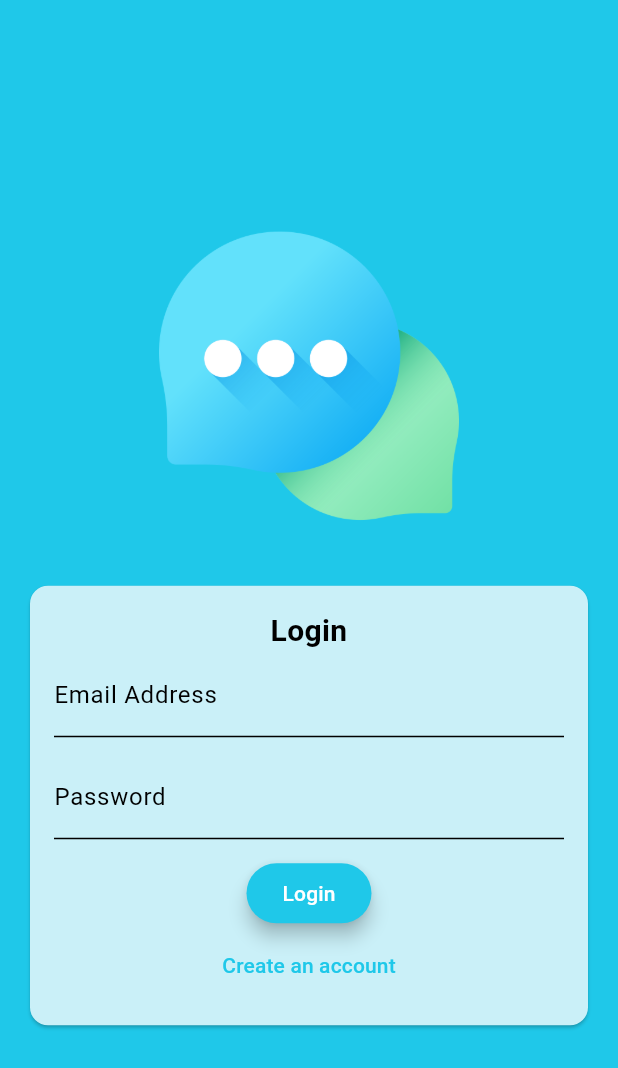
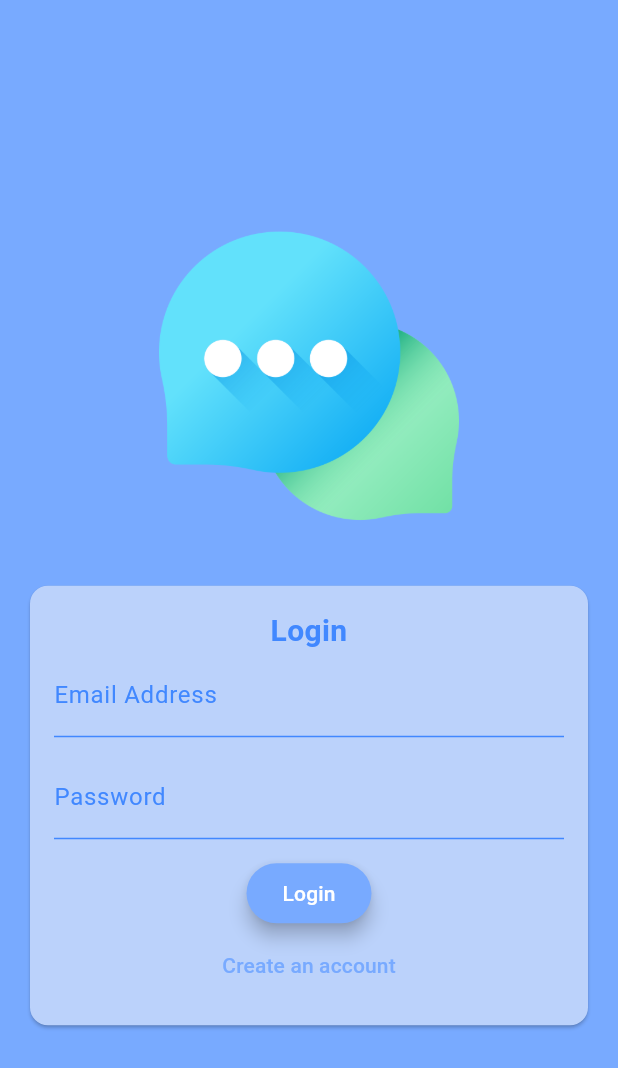
Before and after one commit to vohoangloc123/chat_app, a Flutter app: the screen it shows after launch, on a phone screen of 412 x 824 dp. Shown: the top 1068 px of the screen. Run offline on Flutter 3.47's test engine with Material 3 defaults, Android fonts, the phone set to English and light mode, and no system bars; our stand-ins replace cloud_firestore, firebase_auth, firebase_core, firebase_messaging, firebase_storage, image_picker; missing offline and left inert: firebase_app_check; accounts and stored records are empty.

Commit message:
Recolored all interfaces

```diff
--- a/lib/main.dart
+++ b/lib/main.dart
@@ -31,14 +31,14 @@ class MyApp extends StatelessWidget {
         colorScheme: ColorScheme(
           brightness: Brightness.light, // hoặc Brightness.dark
           primary: const Color.fromARGB(
-              255, 31, 200, 233), //Màu nền: Sử dụng màu primary.
+              255, 120, 170, 255), //Màu nền: Sử dụng màu primary.
           onPrimary: Colors.white, //Màu chữ: Sử dụng màu onPrimary.
-          secondary: const Color.fromARGB(255, 202, 240, 248),
+          secondary: const Color.fromARGB(255, 187, 210, 251),
           onSecondary: Colors.white,
           background: Colors.grey[200]!,
           onBackground: Colors.black,
           surface: const Color.fromARGB(255, 0, 119, 182),
-          onSurface: Colors.black,
+          onSurface: const Color.fromARGB(255, 65, 136, 255),
           error: Colors.red,
           onError: Colors.white,
         ),
--- a/lib/screens/auth.dart
+++ b/lib/screens/auth.dart
@@ -141,8 +141,16 @@ class _AuthScreenState extends State<AuthScreen> {
                               textAlign: TextAlign.center,
                             ),
                           TextFormField(
-                            decoration: const InputDecoration(
-                                labelText: 'Email Address'),
+                            decoration: InputDecoration(
+                              labelText: 'Email Address',
+                              enabledBorder: UnderlineInputBorder(
+                                borderSide: BorderSide(
+                                    color: Theme.of(context)
+                                        .colorScheme
+                                        .onSurface), // Màu của đường gạch dưới khi không focus
+                              ),
+                            ),
+
                             keyboardType:
                                 TextInputType.emailAddress, // email keyboard
                             autocorrect: false, // disable auto-correct
@@ -162,8 +170,15 @@ class _AuthScreenState extends State<AuthScreen> {
                           const SizedBox(height: 12),
                           if (!_isLogin)
                             TextFormField(
-                              decoration:
-                                  const InputDecoration(labelText: 'Username'),
+                              decoration: InputDecoration(
+                                labelText: 'Username',
+                                enabledBorder: UnderlineInputBorder(
+                                  borderSide: BorderSide(
+                                      color: Theme.of(context)
+                                          .colorScheme
+                                          .onSurface),
+                                ),
+                              ),
                               enableSuggestions: false,
                               autocorrect: false,
                               validator: (value) {
@@ -179,8 +194,15 @@ class _AuthScreenState extends State<AuthScreen> {
                               },
                             ),
                           TextFormField(
-                            decoration:
-                                const InputDecoration(labelText: 'Password'),
+                            decoration: InputDecoration(
+                              labelText: 'Password',
+                              enabledBorder: UnderlineInputBorder(
+                                borderSide: BorderSide(
+                                    color: Theme.of(context)
+                                        .colorScheme
+                                        .onSurface),
+                              ),
+                            ),
                             obscureText: true, // hide text,
                             validator: (value) {
                               if (value == null ||
--- a/lib/widgets/message_bubble.dart
+++ b/lib/widgets/message_bubble.dart
@@ -93,8 +93,8 @@ class MessageBubble extends StatelessWidget {
                   Container(
                     decoration: BoxDecoration(
                       color: isMe
-                          ? const Color.fromARGB(255, 173, 232, 244)
-                          : const Color.fromARGB(255, 0, 119, 182),
+                          ? const Color.fromARGB(255, 146, 187, 255)
+                          : const Color.fromARGB(255, 65, 136, 255),
                       // Only show the message bubble's "speaking edge" if first in
                       // the chain.
                       // Whether the "speaking edge" is on the left or right depends
--- a/lib/widgets/user_image_picker.dart
+++ b/lib/widgets/user_image_picker.dart
@@ -68,7 +68,7 @@ class _UserImagePickerState extends State<UserImagePicker> {
       children: [
         CircleAvatar(
           radius: 40,
-          backgroundColor: Colors.grey,
+          backgroundColor: Theme.of(context).colorScheme.primary,
           backgroundImage:
               _pickImageFile != null ? FileImage(_pickImageFile!) : null,
         ),
```
Also changed, not shown: lib/widgets/new_message.dart (+11 -2 lines), 1 other file.
